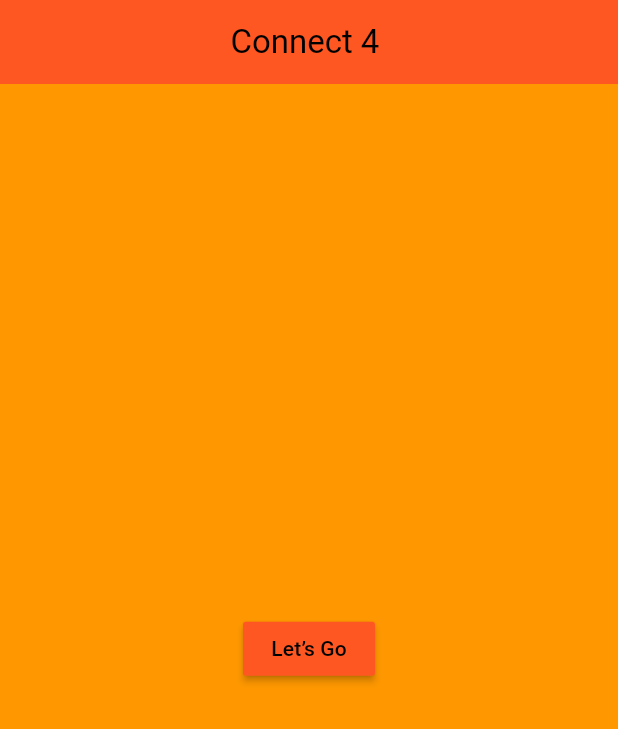
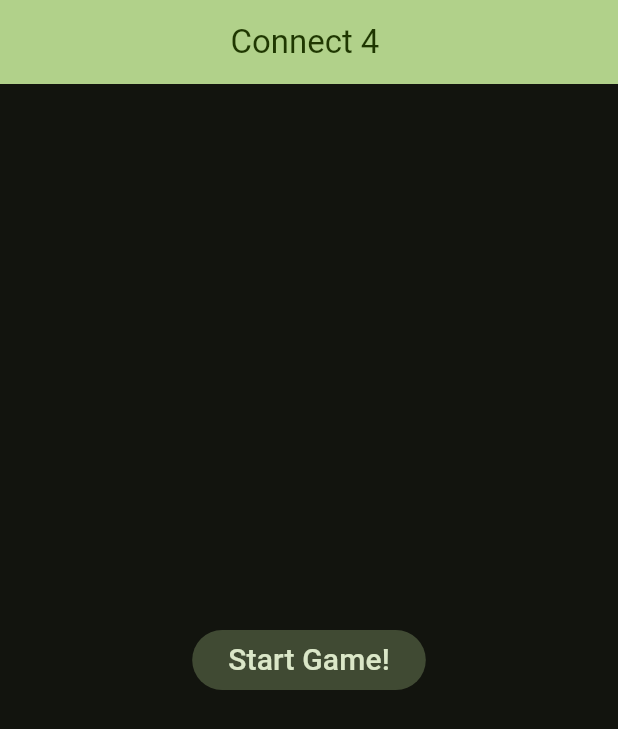
Before and after one commit to Aayushstha03/flutterFireConnectFour, a Flutter app: the screen it shows after launch, on a phone screen of 412 x 824 dp. Shown: the top 729 px of the screen. Run offline on Flutter 3.47's test engine with Material 3 defaults, Android fonts, the light colour scheme and no system bars; our stand-ins replace flutter_bloc.

Commit message:
setup material themeing and UI colorScheme

```diff
--- a/lib/Connect4Screen.dart
+++ b/lib/Connect4Screen.dart
@@ -13,9 +13,9 @@ class Connect4Screen extends StatelessWidget {
   @override
   Widget build(BuildContext context) {
     return Scaffold(
-      backgroundColor: Colors.orange,
+      backgroundColor: Theme.of(context).colorScheme.background,
       appBar: AppBar(
-        backgroundColor: Colors.deepOrange,
+        backgroundColor: Theme.of(context).colorScheme.primary,
         leading: IconButton(
           onPressed: () {
             checkk = false;
@@ -27,7 +27,6 @@ class Connect4Screen extends StatelessWidget {
           "Connect 4",
           style: TextStyle(color: Colors.black),
         ),
-        titleSpacing: MediaQuery.of(context).size.width / 4,
         elevation: 0,
       ),
       body: Board(),
--- a/lib/ScreenParts/welcome.dart
+++ b/lib/ScreenParts/welcome.dart
@@ -9,13 +9,13 @@ class Welcome extends StatelessWidget {
   @override
   Widget build(BuildContext context) {
     return Scaffold(
-      backgroundColor: Colors.orange,
+      backgroundColor: Theme.of(context).colorScheme.surface,
       appBar: AppBar(
         centerTitle: true,
-        backgroundColor: Colors.deepOrange,
-        title: const Text(
+        backgroundColor: Theme.of(context).colorScheme.primary,
+        title: Text(
           "Connect 4 ",
-          style: TextStyle(color: Colors.black),
+          style: TextStyle(color: Theme.of(context).colorScheme.onPrimary),
         ),
       ),
       body: SizedBox(
@@ -24,7 +24,7 @@ class Welcome extends StatelessWidget {
           crossAxisAlignment: CrossAxisAlignment.center,
           mainAxisAlignment: MainAxisAlignment.center,
           children: [
-            MaterialButton(
+            FilledButton.tonal(
               onPressed: () {
                 coin = [
                   ['w', 'w', 'w', 'w', 'w', 'w', 'w'],
@@ -34,31 +34,18 @@ class Welcome extends StatelessWidget {
                   ['w', 'w', 'w', 'w', 'w', 'w', 'w'],
                   ['w', 'w', 'w', 'w', 'w', 'w', 'w']
                 ];
-                checkk = false;
-                print("started_con ${false}");
-
                 Navigator.push(context, MaterialPageRoute(builder: (context) {
                   return const Connect4Screen();
                 }));
               },
-              color: Colors.deepOrange,
               child: const Text(
-                "Let’s Go",
-                style: TextStyle(color: Colors.black),
+                'Start Game!',
+                style: TextStyle(fontSize: 20),
               ),
-            ),
-            const SizedBox(
-              height: 15,
             ),
           ],
         ),
       ),
-      // floatingActionButton: FloatingActionButton(
-      //   child: Icon(Icons.add),
-      //   onPressed: (){
-      //     print(checkk);
-      //   },
-      // ),
     );
   }
 }
--- a/lib/main.dart
+++ b/lib/main.dart
@@ -12,9 +12,16 @@ class MyApp extends StatelessWidget {
   // This widget is the root of your application.
   @override
   Widget build(BuildContext context) {
-    return const MaterialApp(
+    return MaterialApp(
       title: 'Flutter Demo',
-      home: Welcome(),
+      theme: ThemeData(
+        useMaterial3: true,
+        colorScheme: ColorScheme.fromSeed(
+          seedColor: Colors.lightGreen,
+          brightness: Brightness.dark,
+        ),
+      ),
+      home: const Welcome(),
       debugShowCheckedModeBanner: false,
     );
   }
```
